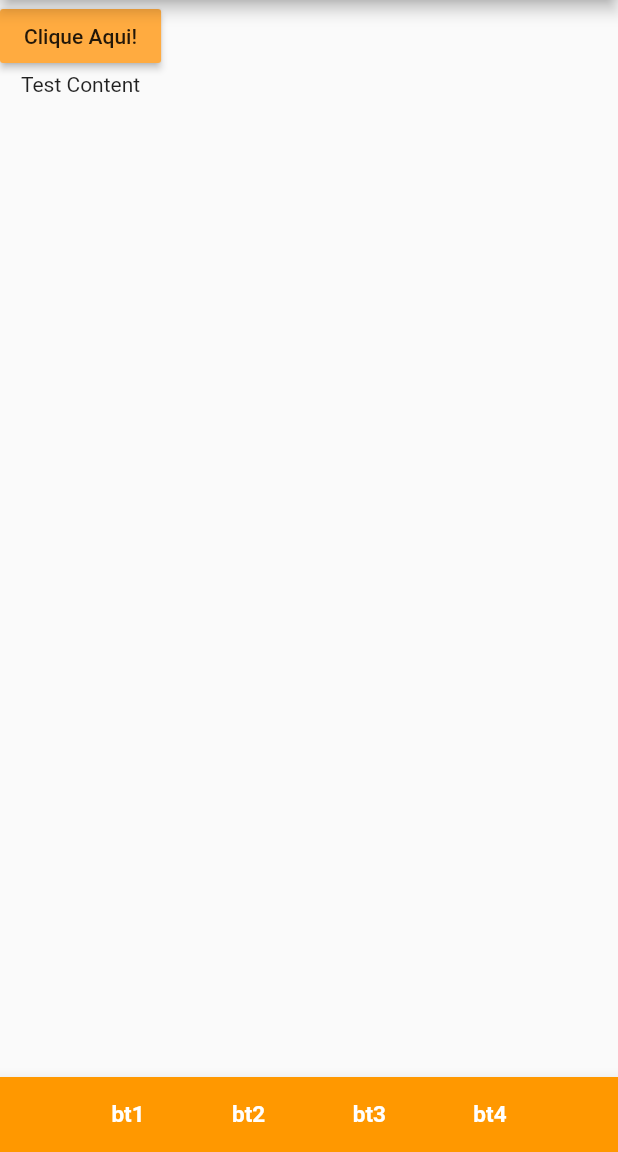
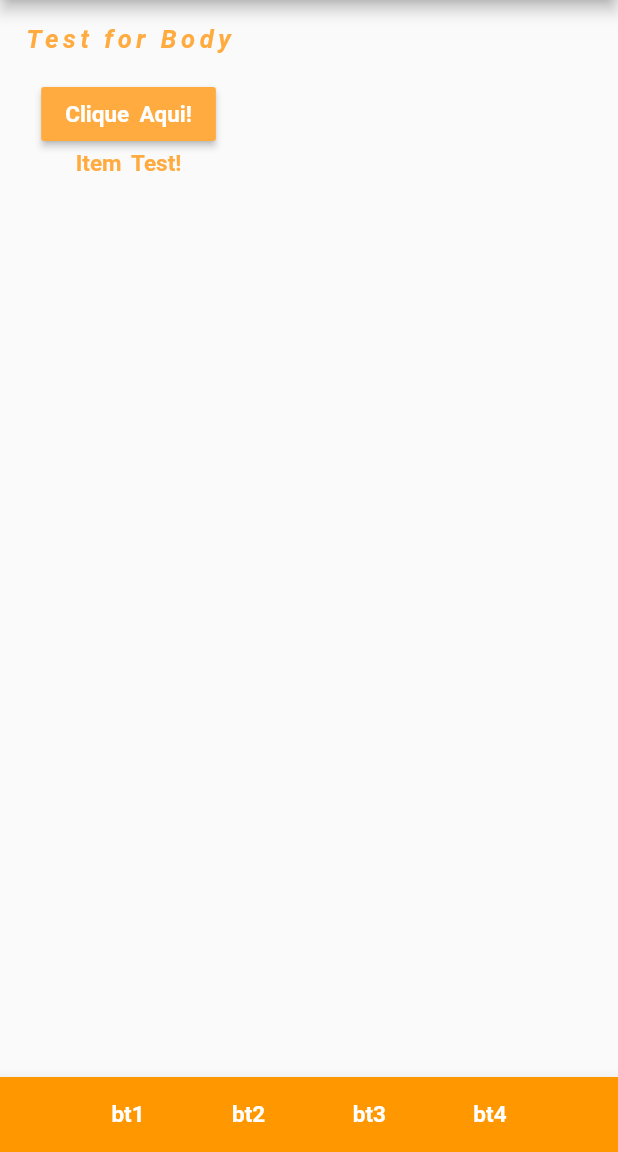
Before and after one commit to GuiQRSM/DailyPhrase, a Flutter app: the screen it shows after launch, on a phone screen of 412 x 824 dp, the part 84-1236 px from its top. Run offline on Flutter 3.47's test engine with Material 2 defaults, Android fonts, the phone set to English and light mode, and no system bars.

Commit message:
Deploy RaisedButton() along with Padding in the same 'children: <Widget>[].

```diff
--- a/lib/main.dart
+++ b/lib/main.dart
@@ -11,13 +11,15 @@ void main() {
 
 }
 
+
 class HomeStateFul extends StatefulWidget {
+  const HomeStateFul({Key? key}) : super(key: key);
 
   @override
   _HomeStateFulState createState() => _HomeStateFulState();
 }
 
-var _text = "Test Content";
+var _text = "Item Test!";
 
 class _HomeStateFulState extends State<HomeStateFul> {
   @override
@@ -27,9 +29,21 @@ class _HomeStateFulState extends State<HomeStateFul> {
         title: Text("Daily Phrase"),
         backgroundColor: Colors.orange,
       ),
-      body: Container(
-        child: Column(
+      body: Column(
         children: <Widget>[
+          Padding(
+            padding: EdgeInsets.all(16),
+            child: Text(
+              "Test for Body",
+              style: TextStyle(
+                color: Colors.orangeAccent,
+                fontSize: 17,
+                fontWeight: FontWeight.w600,
+                letterSpacing: 3,
+                fontStyle: FontStyle.italic,
+              ),
+            ),
+          ),
           RaisedButton(
             onPressed: (){
               setState(() {
@@ -37,11 +51,26 @@ class _HomeStateFulState extends State<HomeStateFul> {
               });
             },
             color: Colors.orangeAccent,
-              child: Text("Clique Aqui!"),
+            child: Text(
+                "Clique Aqui!",
+            style: TextStyle(
+              fontSize: 15,
+              fontWeight: FontWeight.w600,
+              color: Colors.white,
+              wordSpacing: 3,
              ),
-            Text("$_text"),
+            ),
+          ),
+          Text(
+              "$_text",
+            style: TextStyle(
+              fontSize: 15,
+              fontWeight: FontWeight.w600,
+              color: Colors.orangeAccent,
+              wordSpacing: 3,
+            ),
+          ),
         ],
-        ),
       ),
       bottomNavigationBar:BottomAppBar(
         color: Colors.orange,
@@ -97,6 +126,9 @@ class _HomeStateFulState extends State<HomeStateFul> {
     );;
   }
 }
+
+
+
 
 
 
```
Lines whose indentation alone changed are shown as unchanged.
